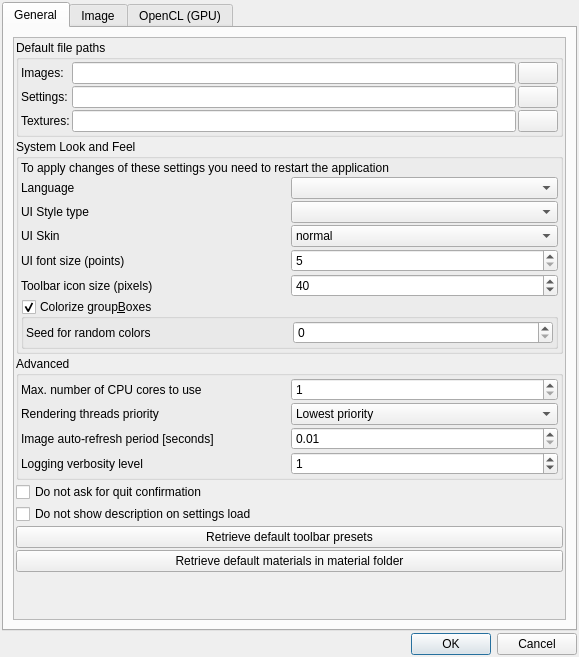
Qt form mandelbulber2/qt/preferences_dialog.ui (buddhi1980/mandelbulber2) before a commit.
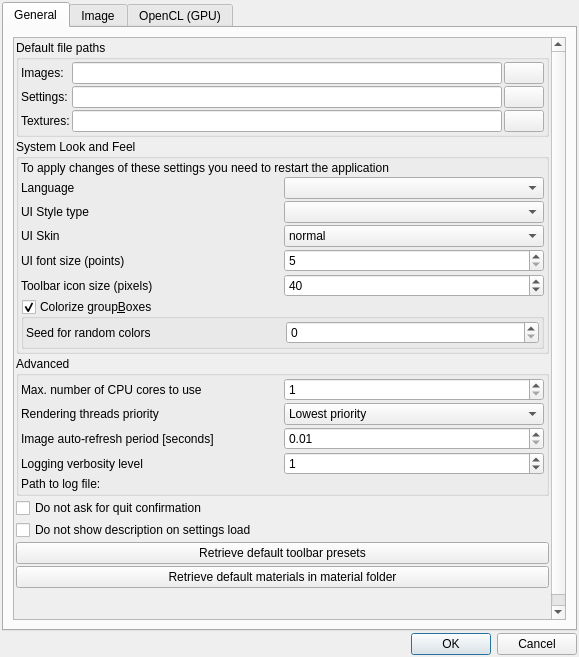
The same form after that commit. Icons and pictures are not drawn. Custom widgets are drawn as their Qt base class.

Commit message: Added more logging to OpenCL launching code. Added path to log in Preferences.

```diff
--- a/mandelbulber2/qt/preferences_dialog.ui
+++ b/mandelbulber2/qt/preferences_dialog.ui
@@ -58,7 +58,7 @@
             <x>0</x>
             <y>0</y>
             <width>537</width>
-            <height>614</height>
+            <height>617</height>
            </rect>
           </property>
           <layout class="QVBoxLayout" name="verticalLayout_general">
@@ -516,6 +516,16 @@
                 </item>
                </layout>
               </item>
+              <item>
+               <widget class="QLabel" name="label_path_to_logfile">
+                <property name="text">
+                 <string>Path to log file:</string>
+                </property>
+                <property name="wordWrap">
+                 <bool>true</bool>
+                </property>
+               </widget>
+              </item>
              </layout>
             </widget>
            </item>
```
Left out of the diff: 8 changed lines with no effect on the pictures. The commit also changes 2 other files.
